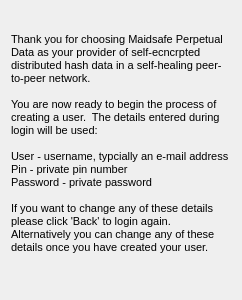
This is src/qt/ui/create_page_welcome.ui in maidsafe-archive/MaidSafe-Encrypt as Qt 5 draws it before an edit. The edited form follows.
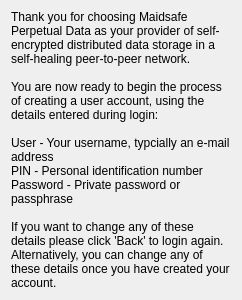
This is the edited form.

```diff
--- a/src/qt/ui/create_page_welcome.ui
+++ b/src/qt/ui/create_page_welcome.ui
@@ -17,20 +17,15 @@
    <item>
     <widget class="QLabel" name="label">
      <property name="text">
-      <string>&lt;!DOCTYPE HTML PUBLIC &quot;-//W3C//DTD HTML 4.0//EN&quot; &quot;http://www.w3.org/TR/REC-html40/strict.dtd&quot;&gt;
-&lt;html&gt;&lt;head&gt;&lt;meta name=&quot;qrichtext&quot; content=&quot;1&quot; /&gt;&lt;style type=&quot;text/css&quot;&gt;
-p, li { white-space: pre-wrap; }
-&lt;/style&gt;&lt;/head&gt;&lt;body style=&quot; font-family:'MS Shell Dlg 2'; font-size:8.25pt; font-weight:400; font-style:normal;&quot;&gt;
-&lt;p style=&quot; margin-top:0px; margin-bottom:0px; margin-left:0px; margin-right:0px; -qt-block-indent:0; text-indent:0px;&quot;&gt;&lt;span style=&quot; font-size:8pt;&quot;&gt;Thank you for choosing Maidsafe Perpetual Data as your provider of self-ecncrpted distributed hash data in a self-healing peer-to-peer network.&lt;/span&gt;&lt;/p&gt;
-&lt;p style=&quot;-qt-paragraph-type:empty; margin-top:0px; margin-bottom:0px; margin-left:0px; margin-right:0px; -qt-block-indent:0; text-indent:0px; font-size:8pt;&quot;&gt;&lt;/p&gt;
-&lt;p style=&quot; margin-top:0px; margin-bottom:0px; margin-left:0px; margin-right:0px; -qt-block-indent:0; text-indent:0px;&quot;&gt;&lt;span style=&quot; font-size:8pt;&quot;&gt;You are now ready to begin the process of creating a user.  The details entered during login will be used:&lt;/span&gt;&lt;/p&gt;
-&lt;p style=&quot;-qt-paragraph-type:empty; margin-top:0px; margin-bottom:0px; margin-left:0px; margin-right:0px; -qt-block-indent:0; text-indent:0px; font-size:8pt;&quot;&gt;&lt;/p&gt;
-&lt;p style=&quot; margin-top:0px; margin-bottom:0px; margin-left:0px; margin-right:0px; -qt-block-indent:0; text-indent:0px;&quot;&gt;&lt;span style=&quot; font-size:8pt;&quot;&gt;User - username, typcially an e-mail address&lt;/span&gt;&lt;/p&gt;
-&lt;p style=&quot; margin-top:0px; margin-bottom:0px; margin-left:0px; margin-right:0px; -qt-block-indent:0; text-indent:0px;&quot;&gt;&lt;span style=&quot; font-size:8pt;&quot;&gt;Pin - private pin number&lt;/span&gt;&lt;/p&gt;
-&lt;p style=&quot; margin-top:0px; margin-bottom:0px; margin-left:0px; margin-right:0px; -qt-block-indent:0; text-indent:0px;&quot;&gt;&lt;span style=&quot; font-size:8pt;&quot;&gt;Password - private password&lt;/span&gt;&lt;/p&gt;
-&lt;p style=&quot;-qt-paragraph-type:empty; margin-top:0px; margin-bottom:0px; margin-left:0px; margin-right:0px; -qt-block-indent:0; text-indent:0px; font-size:8pt;&quot;&gt;&lt;/p&gt;
-&lt;p style=&quot; margin-top:0px; margin-bottom:0px; margin-left:0px; margin-right:0px; -qt-block-indent:0; text-indent:0px;&quot;&gt;&lt;span style=&quot; font-size:8pt;&quot;&gt;If you want to change any of these details please click 'Back' to login again.  Alternatively you can change any of these details once you have created your user.&lt;/span&gt;&lt;/p&gt;
-&lt;p style=&quot;-qt-paragraph-type:empty; margin-top:0px; margin-bottom:0px; margin-left:0px; margin-right:0px; -qt-block-indent:0; text-indent:0px; font-size:8pt;&quot;&gt;&lt;/p&gt;&lt;/body&gt;&lt;/html&gt;</string>
+      <string>Thank you for choosing Maidsafe Perpetual Data as your provider of self-encrypted distributed data storage in a self-healing peer-to-peer network.
+
+You are now ready to begin the process of creating a user account, using the details entered during login:
+
+User - Your username, typcially an e-mail address
+PIN - Personal identification number
+Password - Private password or passphrase
+
+If you want to change any of these details please click 'Back' to login again. Alternatively, you can change any of these details once you have created your account.</string>
      </property>
      <property name="wordWrap">
       <bool>true</bool>
```
